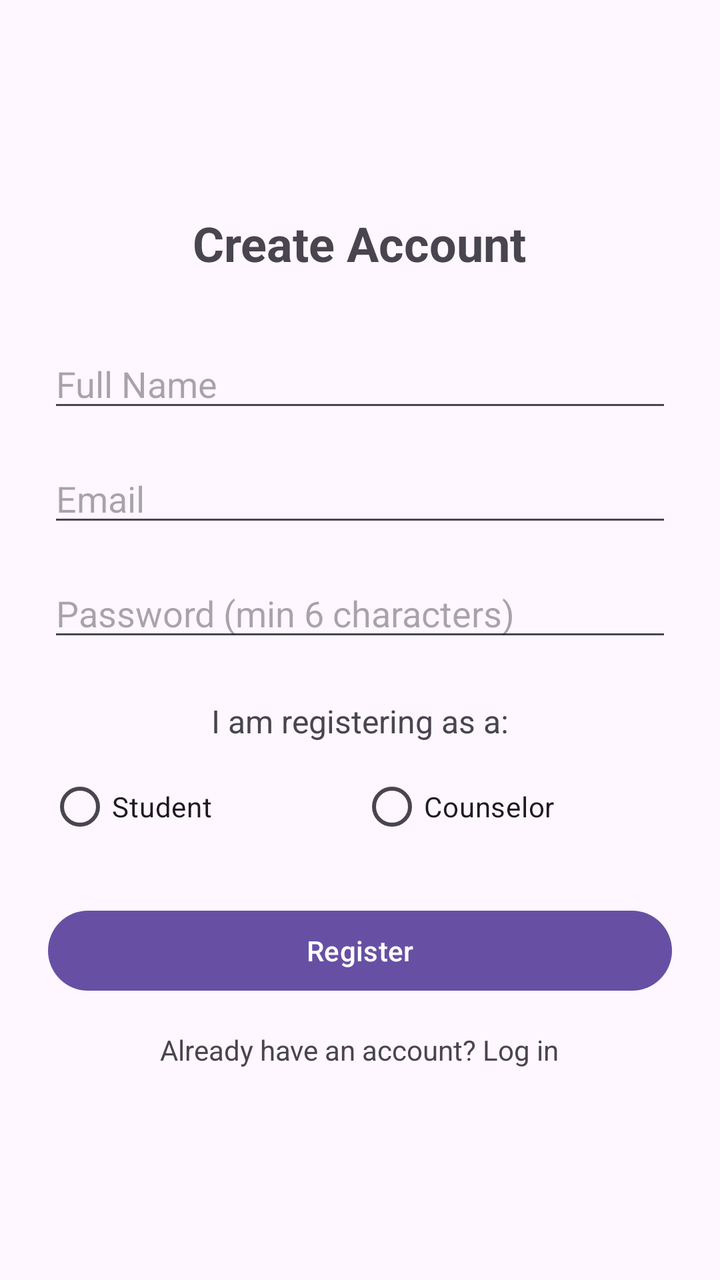
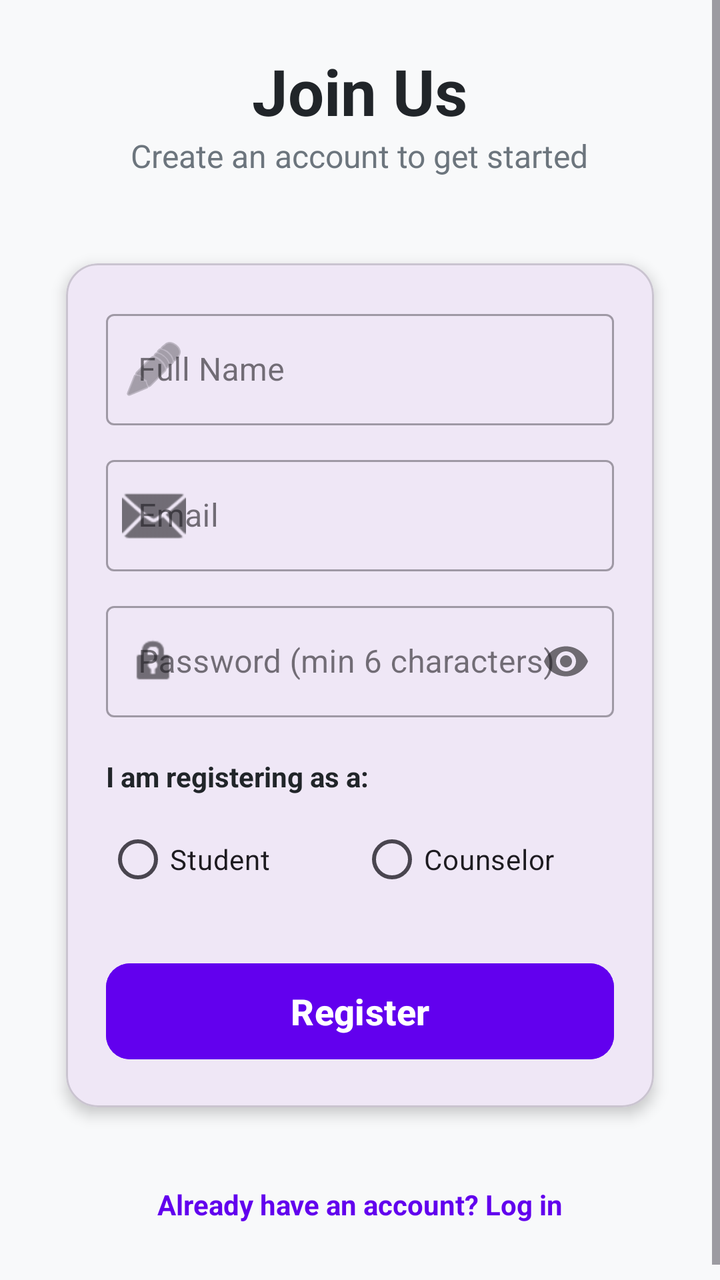

Before-and-after screenshots of an Android layout around one commit, followed by the original layout XML and the change that was made.
<!-- AndroidManifest.xml: application theme Theme.CounsellingApp -->
<!-- res/layout/activity_register.xml -->
<?xml version="1.0" encoding="utf-8"?>
<LinearLayout xmlns:android="http://schemas.android.com/apk/res/android"
    android:layout_width="match_parent"
    android:layout_height="match_parent"
    android:orientation="vertical"
    android:padding="24dp"
    android:gravity="center">

    <TextView
        android:layout_width="wrap_content"
        android:layout_height="wrap_content"
        android:text="Create Account"
        android:textSize="24sp"
        android:textStyle="bold"
        android:layout_marginBottom="32dp" />

    <EditText
        android:id="@+id/etName"
        android:layout_width="match_parent"
        android:layout_height="wrap_content"
        android:hint="Full Name"
        android:inputType="textPersonName"
        android:layout_marginBottom="16dp" />

    <EditText
        android:id="@+id/etEmail"
        android:layout_width="match_parent"
        android:layout_height="wrap_content"
        android:hint="Email"
        android:inputType="textEmailAddress"
        android:layout_marginBottom="16dp" />

    <EditText
        android:id="@+id/etPassword"
        android:layout_width="match_parent"
        android:layout_height="wrap_content"
        android:hint="Password (min 6 characters)"
        android:inputType="textPassword"
        android:layout_marginBottom="24dp" />

    
    <TextView
        android:layout_width="wrap_content"
        android:layout_height="wrap_content"
        android:text="I am registering as a:"
        android:textSize="16sp"
        android:layout_marginBottom="8dp" />

    <RadioGroup
        android:id="@+id/rgRole"
        android:layout_width="match_parent"
        android:layout_height="wrap_content"
        android:orientation="horizontal"
        android:layout_marginBottom="24dp">

        <RadioButton
            android:id="@+id/rbStudent"
            android:layout_width="0dp"
            android:layout_height="wrap_content"
            android:layout_weight="1"
            android:text="Student" />

        <RadioButton
            android:id="@+id/rbCounselor"
            android:layout_width="0dp"
            android:layout_height="wrap_content"
            android:layout_weight="1"
            android:text="Counselor" />

    </RadioGroup>

    <Button
        android:id="@+id/btnRegister"
        android:layout_width="match_parent"
        android:layout_height="wrap_content"
        android:text="Register"
        android:layout_marginBottom="16dp" />

    <TextView
        android:id="@+id/tvGoToLogin"
        android:layout_width="wrap_content"
        android:layout_height="wrap_content"
        android:text="Already have an account? Log in" />

</LinearLayout>
<!-- resources referenced by this layout -->
<resources>
  <style name="Theme.CounsellingApp" parent="Base.Theme.CounsellingApp" />
  <style name="Base.Theme.CounsellingApp" parent="Theme.Material3.DayNight.NoActionBar">
          
          
      </style>
</resources>

<!-- the commit's change to res/layout/activity_register.xml (unified diff, before → after) -->
@@ -1,85 +1,169 @@
 <?xml version="1.0" encoding="utf-8"?>
-<LinearLayout xmlns:android="http://schemas.android.com/apk/res/android"
+<androidx.constraintlayout.widget.ConstraintLayout xmlns:android="http://schemas.android.com/apk/res/android"
+    xmlns:app="http://schemas.android.com/apk/res-auto"
     android:layout_width="match_parent"
     android:layout_height="match_parent"
-    android:orientation="vertical"
-    android:padding="24dp"
-    android:gravity="center">
+    android:background="#F8F9FA">
 
-    <TextView
-        android:layout_width="wrap_content"
-        android:layout_height="wrap_content"
-        android:text="Create Account"
-        android:textSize="24sp"
-        android:textStyle="bold"
-        android:layout_marginBottom="32dp" />
-
-    <EditText
-        android:id="@+id/etName"
+    <ScrollView
         android:layout_width="match_parent"
         android:layout_height="wrap_content"
-        android:hint="Full Name"
-        android:inputType="textPersonName"
-        android:layout_marginBottom="16dp" />
+        app:layout_constraintBottom_toBottomOf="parent"
+        app:layout_constraintTop_toTopOf="parent">
 
-    <EditText
-        android:id="@+id/etEmail"
-        android:layout_width="match_parent"
-        android:layout_height="wrap_content"
-        android:hint="Email"
-        android:inputType="textEmailAddress"
-        android:layout_marginBottom="16dp" />
+        <LinearLayout
+            android:layout_width="match_parent"
+            android:layout_height="wrap_content"
+            android:gravity="center_horizontal"
+            android:orientation="vertical"
+            android:padding="24dp">
 
-    <EditText
-        android:id="@+id/etPassword"
-        android:layout_width="match_parent"
-        android:layout_height="wrap_content"
-        android:hint="Password (min 6 characters)"
-        android:inputType="textPassword"
-        android:layout_marginBottom="24dp" />
+            
+            <TextView
+                android:layout_width="wrap_content"
+                android:layout_height="wrap_content"
+                android:text="Join Us"
+                android:textColor="#212529"
+                android:textSize="32sp"
+                android:textStyle="bold" />
 
-    
-    <TextView
-        android:layout_width="wrap_content"
-        android:layout_height="wrap_content"
-        android:text="I am registering as a:"
-        android:textSize="16sp"
-        android:layout_marginBottom="8dp" />
+            <TextView
+                android:layout_width="wrap_content"
+                android:layout_height="wrap_content"
+                android:layout_marginBottom="32dp"
+                android:text="Create an account to get started"
+                android:textColor="#6C757D"
+                android:textSize="16sp" />
 
-    <RadioGroup
-        android:id="@+id/rgRole"
-        android:layout_width="match_parent"
-        android:layout_height="wrap_content"
-        android:orientation="horizontal"
-        android:layout_marginBottom="24dp">
+            
+            <com.google.android.material.card.MaterialCardView
+                android:layout_width="match_parent"
+                android:layout_height="wrap_content"
+                app:cardCornerRadius="16dp"
+                app:cardElevation="4dp"
+                app:cardUseCompatPadding="true">
 
-        <RadioButton
-            android:id="@+id/rbStudent"
-            android:layout_width="0dp"
-            android:layout_height="wrap_content"
-            android:layout_weight="1"
-            android:text="Student" />
+                <LinearLayout
+                    android:layout_width="match_parent"
+                    android:layout_height="wrap_content"
+                    android:orientation="vertical"
+                    android:padding="20dp">
 
-        <RadioButton
-            android:id="@+id/rbCounselor"
-            android:layout_width="0dp"
-            android:layout_height="wrap_content"
-            android:layout_weight="1"
-            android:text="Counselor" />
+                    
+                    <com.google.android.material.textfield.TextInputLayout
+                        style="@style/Widget.MaterialComponents.TextInputLayout.OutlinedBox"
+                        android:layout_width="match_parent"
+                        android:layout_height="wrap_content"
+                        android:layout_marginBottom="12dp"
+                        android:hint="Full Name"
+                        app:startIconDrawable="@android:drawable/ic_menu_edit">
 
-    </RadioGroup>
+                        <com.google.android.material.textfield.TextInputEditText
+                            android:id="@+id/etName"
+                            android:layout_width="match_parent"
+                            android:layout_height="wrap_content"
+                            android:inputType="textPersonName" />
+                    </com.google.android.material.textfield.TextInputLayout>
 
-    <Button
-        android:id="@+id/btnRegister"
-        android:layout_width="match_parent"
-        android:layout_height="wrap_content"
-        android:text="Register"
-        android:layout_marginBottom="16dp" />
+                    
+                    <com.google.android.material.textfield.TextInputLayout
+                        style="@style/Widget.MaterialComponents.TextInputLayout.OutlinedBox"
+                        android:layout_width="match_parent"
+                        android:layout_height="wrap_content"
+                        android:layout_marginBottom="12dp"
+                        android:hint="Email"
+                        app:startIconDrawable="@android:drawable/ic_dialog_email">
 
-    <TextView
-        android:id="@+id/tvGoToLogin"
-        android:layout_width="wrap_content"
-        android:layout_height="wrap_content"
-        android:text="Already have an account? Log in" />
+                        <com.google.android.material.textfield.TextInputEditText
+                            android:id="@+id/etEmail"
+                            android:layout_width="match_parent"
+                            android:layout_height="wrap_content"
+                            android:inputType="textEmailAddress" />
+                    </com.google.android.material.textfield.TextInputLayout>
 
-</LinearLayout>
+                    
+                    <com.google.android.material.textfield.TextInputLayout
+                        style="@style/Widget.MaterialComponents.TextInputLayout.OutlinedBox"
+                        android:layout_width="match_parent"
+                        android:layout_height="wrap_content"
+                        android:layout_marginBottom="20dp"
+                        android:hint="Password (min 6 characters)"
+                        app:passwordToggleEnabled="true"
+                        app:startIconDrawable="@android:drawable/ic_lock_idle_lock">
+
+                        <com.google.android.material.textfield.TextInputEditText
+                            android:id="@+id/etPassword"
+                            android:layout_width="match_parent"
+                            android:layout_height="wrap_content"
+                            android:inputType="textPassword" />
+                    </com.google.android.material.textfield.TextInputLayout>
+
+                    
+                    <TextView
+                        android:layout_width="wrap_content"
+                        android:layout_height="wrap_content"
+                        android:text="I am registering as a:"
+                        android:textColor="#212529"
+                        android:textSize="14sp"
+                        android:layout_marginBottom="8dp"
+                        android:textStyle="bold" />
+
+                    <RadioGroup
+                        android:id="@+id/rgRole"
+                        android:layout_width="match_parent"
+                        android:layout_height="wrap_content"
+                        android:orientation="horizontal"
+                        android:layout_marginBottom="24dp">
+
+                        <RadioButton
+                            android:id="@+id/rbStudent"
+                            android:layout_width="0dp"
+                            android:layout_height="wrap_content"
+                            android:layout_weight="1"
+                            android:text="Student"
+                            android:buttonTint="#6200EE"/>
+
+                        <RadioButton
+                            android:id="@+id/rbCounselor"
+                            android:layout_width="0dp"
+                            android:layout_height="wrap_content"
+                            android:layout_weight="1"
+                            android:text="Counselor"
+                            android:buttonTint="#6200EE"/>
+                    </RadioGroup>
+
+                    
+                    <com.google.android.material.button.MaterialButton
+                        android:id="@+id/btnRegister"
+                        android:layout_width="match_parent"
+                        android:layout_height="56dp"
+                        android:backgroundTint="#6200EE"
+                        android:text="Register"
+                        android:textAllCaps="false"
+                        android:textSize="18sp"
+                        android:textStyle="bold"
+                        app:cornerRadius="12dp" />
+
+                </LinearLayout>
+            </com.google.android.material.card.MaterialCardView>
+
+            
+            <TextView
+                android:id="@+id/tvGoToLogin"
+                android:layout_width="match_parent"
+                android:layout_height="wrap_content"
+                android:layout_marginTop="16dp"
+                android:background="?attr/selectableItemBackground"
+                android:clickable="true"
+                android:focusable="true"
+                android:gravity="center"
+                android:padding="12dp"
+                android:text="Already have an account? Log in"
+                android:textColor="#6200EE"
+                android:textSize="14sp"
+                android:textStyle="bold" />
+
+        </LinearLayout>
+    </ScrollView>
+
+</androidx.constraintlayout.widget.ConstraintLayout>
